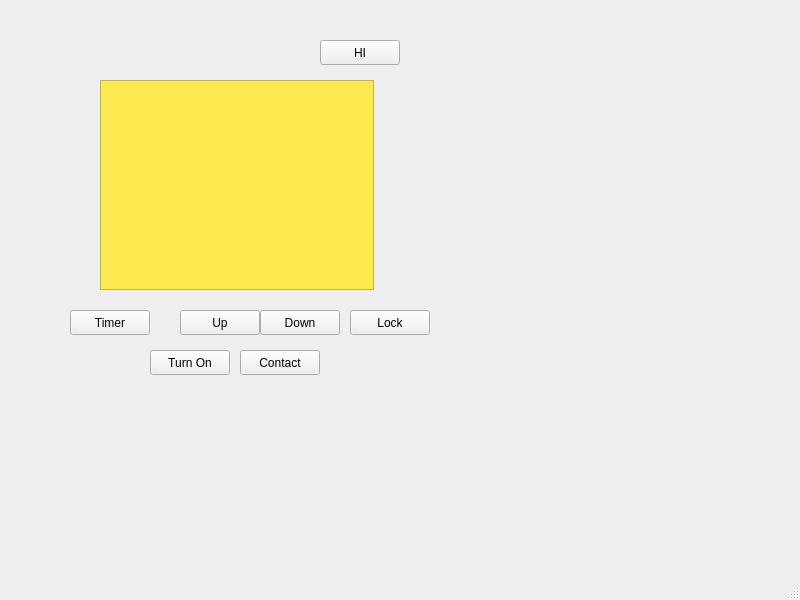
This is mainwindow.ui in Hall-Andrew/CESDEVICE-3004FinalProject as Qt 5 draws it before an edit. The edited form follows.
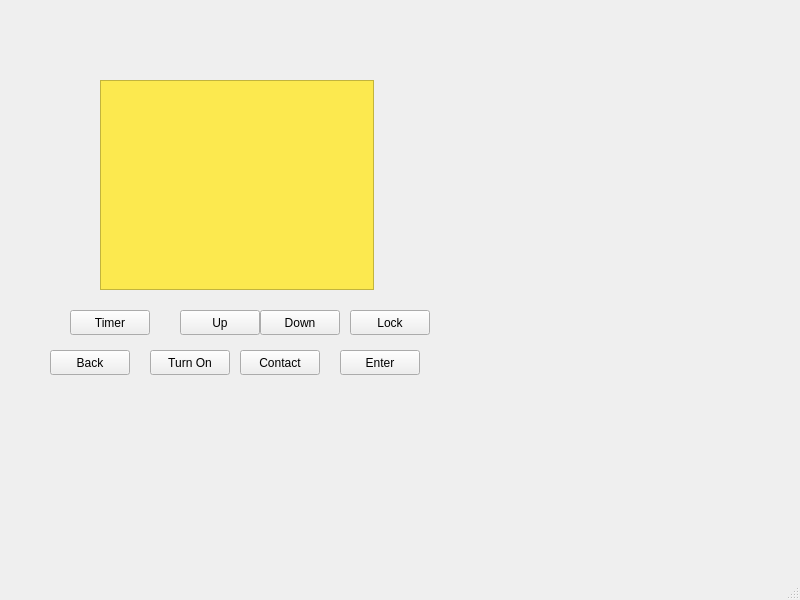
This is the edited form.

```diff
--- a/mainwindow.ui
+++ b/mainwindow.ui
@@ -114,14 +114,27 @@
    <widget class="QPushButton" name="pushButton">
     <property name="geometry">
      <rect>
-      <x>320</x>
-      <y>40</y>
+      <x>340</x>
+      <y>350</y>
       <width>80</width>
       <height>25</height>
      </rect>
     </property>
     <property name="text">
-     <string>HI</string>
+     <string>Enter</string>
+    </property>
+   </widget>
+   <widget class="QPushButton" name="BackButton">
+    <property name="geometry">
+     <rect>
+      <x>50</x>
+      <y>350</y>
+      <width>80</width>
+      <height>25</height>
+     </rect>
+    </property>
+    <property name="text">
+     <string>Back</string>
     </property>
    </widget>
   </widget>
```
Left out of the diff: 4 changed lines with no effect on the pictures.
